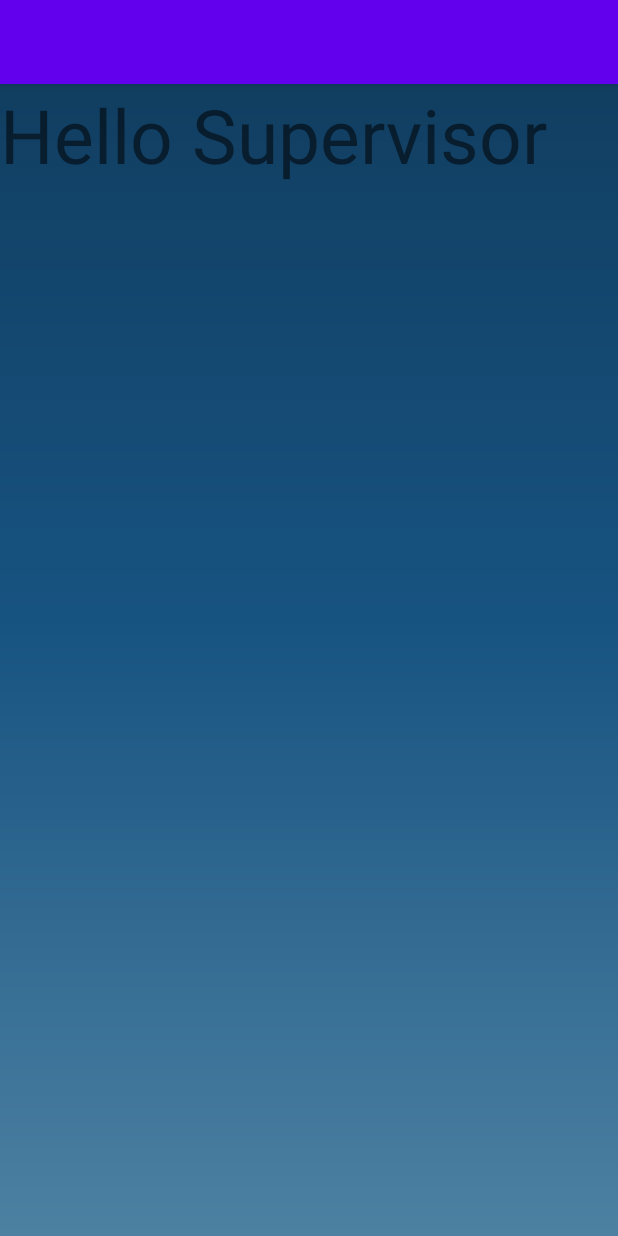
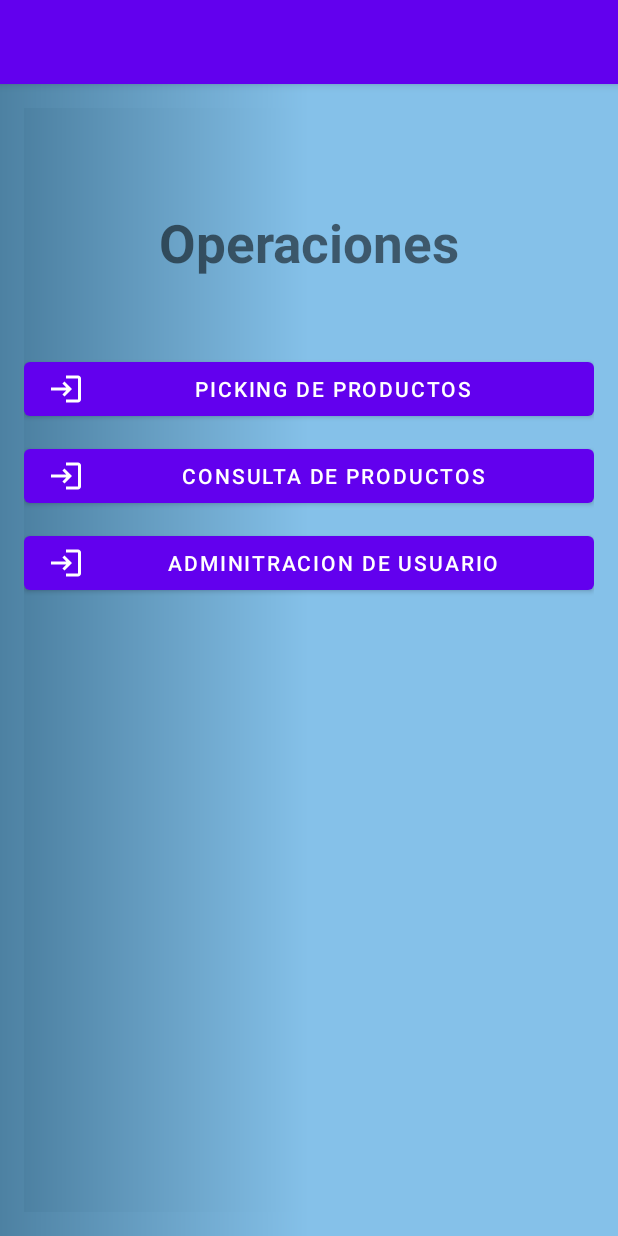
Before and after one commit to Proyecto-AIEP/piking1, an Android app built with Jetpack Compose: the SupervisorFragment screen opened through its navigation route, on a phone screen of 412 x 824 dp. Run offline under Robolectric (Android 15) with nearby library versions, the phone set to English and light mode, and no system bars.

Commit message:
COMO TE FUISTE A CONFUNDIR TANTO HIJO POR DEOS

```diff
--- a/app/src/main/res/drawable/bg_color_fondo.xml
+++ b/app/src/main/res/drawable/bg_color_fondo.xml
@@ -2,8 +2,8 @@
 <shape xmlns:android="http://schemas.android.com/apk/res/android">
 
     <gradient
-        android:angle="90"
-        android:centerColor="#175381"
-        android:endColor="#103b5c"
+        android:angle="0"
+        android:centerColor="#85c1e9"
+        android:endColor="#85c1e9"
         android:startColor="#4d81a2"/>
 </shape>
--- a/app/src/main/res/layout/fragment_admin.xml
+++ b/app/src/main/res/layout/fragment_admin.xml
@@ -26,7 +26,7 @@
         android:id="@+id/AgregarButtom"
         android:layout_width="0dp"
         android:layout_height="wrap_content"
-        android:text="Agregar Nuevo Colaborador"
+        android:text="Agregar Colaborador"
         app:layout_constraintTop_toBottomOf="@+id/textViewAdmin"
         app:layout_constraintStart_toStartOf="parent"
         app:layout_constraintEnd_toEndOf="parent"
--- a/app/src/main/res/layout/fragment_supervisor.xml
+++ b/app/src/main/res/layout/fragment_supervisor.xml
@@ -1,15 +1,58 @@
 <?xml version="1.0" encoding="utf-8"?>
-<FrameLayout xmlns:android="http://schemas.android.com/apk/res/android"
+<androidx.constraintlayout.widget.ConstraintLayout
+    xmlns:android="http://schemas.android.com/apk/res/android"
     xmlns:tools="http://schemas.android.com/tools"
+    xmlns:app="http://schemas.android.com/apk/res-auto"
     android:layout_width="match_parent"
     android:layout_height="match_parent"
-    tools:context=".view.Supervisor.SupervisorFragment">
+    tools:context=".view.login.LoginFragment"
+    android:layout_margin="16dp"
+    android:background="@drawable/bg_color_fondo">
 
-    <!-- TODO: Update blank fragment layout -->
-    <TextView
-        android:layout_width="match_parent"
-        android:layout_height="match_parent"
-        android:text="Hello Supervisor"
-        android:textSize="50dp"/>
+    <com.google.android.material.textview.MaterialTextView
+        android:id="@+id/textViewLogin"
+        android:layout_width="wrap_content"
+        android:layout_height="wrap_content"
+        app:layout_constraintEnd_toEndOf="parent"
+        app:layout_constraintStart_toStartOf="parent"
+        app:layout_constraintTop_toTopOf="parent"
+        android:text="Operaciones"
+        android:textSize="35sp"
+        android:textStyle="bold"
+        android:layout_marginTop="66dp"
+        android:layout_marginBottom="16dp"/>
 
-</FrameLayout>
+    <com.google.android.material.button.MaterialButton
+        android:id="@+id/InsertButtom"
+        android:layout_width="0dp"
+        android:layout_height="wrap_content"
+        android:text="Picking de Productos"
+        app:layout_constraintTop_toBottomOf="@+id/textViewLogin"
+        app:layout_constraintStart_toStartOf="parent"
+        app:layout_constraintEnd_toEndOf="parent"
+        android:layout_marginTop="50dp"
+        app:icon="@drawable/baseline_login_24"/>
+
+    <com.google.android.material.button.MaterialButton
+        android:id="@+id/modificarButtom"
+        android:layout_width="0dp"
+        android:layout_height="wrap_content"
+        android:text="Consulta de Productos"
+        app:layout_constraintTop_toBottomOf="@+id/InsertButtom"
+        app:layout_constraintStart_toStartOf="parent"
+        app:layout_constraintEnd_toEndOf="parent"
+        android:layout_marginTop="10dp"
+        app:icon="@drawable/baseline_login_24"/>
+
+    <com.google.android.material.button.MaterialButton
+        android:id="@+id/StatusButtom"
+        android:layout_width="0dp"
+        android:layout_height="wrap_content"
+        android:text="Adminitracion de Usuario"
+        app:layout_constraintTop_toBottomOf="@+id/modificarButtom"
+        app:layout_constraintStart_toStartOf="parent"
+        app:layout_constraintEnd_toEndOf="parent"
+        android:layout_marginTop="10dp"
+        app:icon="@drawable/baseline_login_24"/>
+
+</androidx.constraintlayout.widget.ConstraintLayout>
```
Also changed, not shown: app/src/main/res/layout/fragment_logistica.xml (+4 -13 lines), app/src/main/res/layout/fragment_picker.xml (+32 -9 lines).
